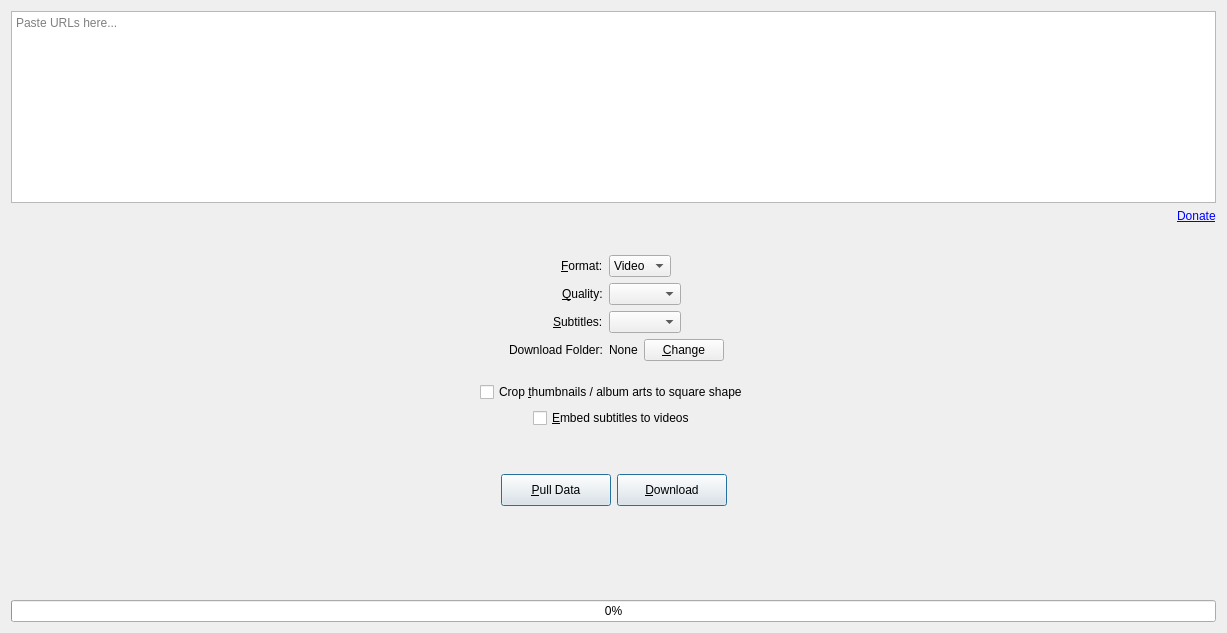
Before: the Qt Designer form src/designer/tab.ui in markop404/media-downloader, drawn with Qt 5.
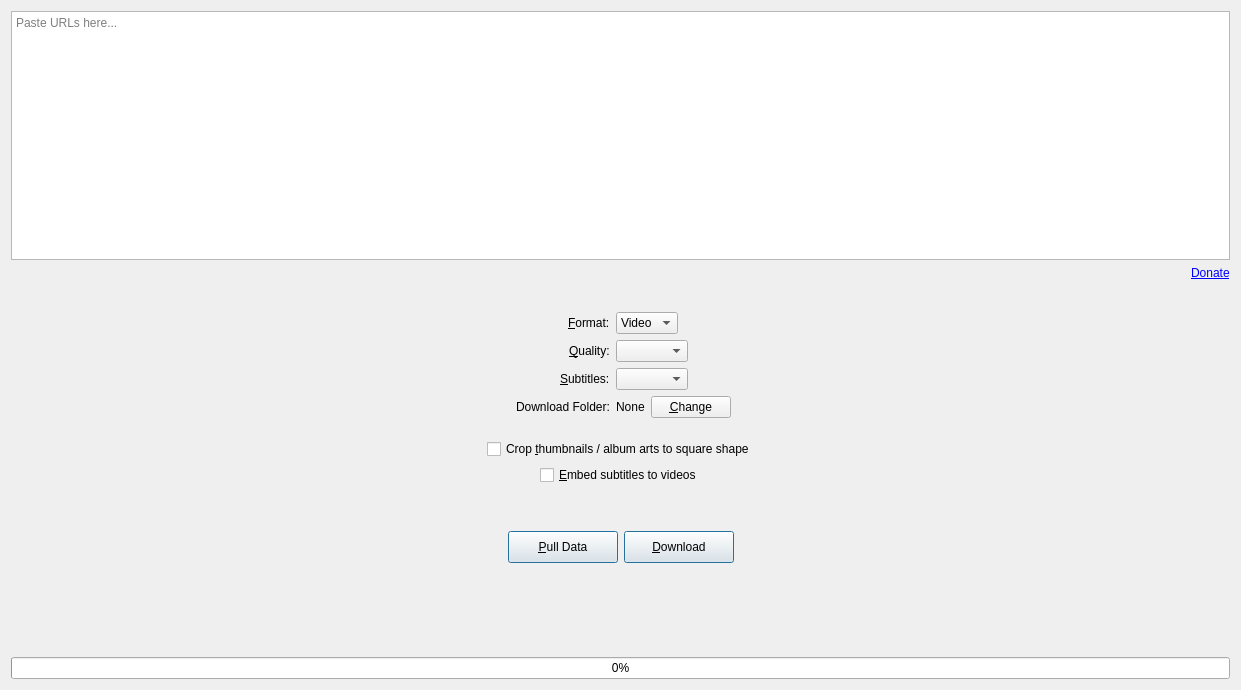
After: the same form once the commit is applied. Icons and pictures are not drawn.

Patch:
```diff
--- a/src/designer/tab.ui
+++ b/src/designer/tab.ui
@@ -2,6 +2,14 @@
 <ui version="4.0">
  <class>Tab</class>
  <widget class="QWidget" name="Tab">
+  <property name="geometry">
+   <rect>
+    <x>0</x>
+    <y>0</y>
+    <width>1241</width>
+    <height>690</height>
+   </rect>
+  </property>
   <layout class="QVBoxLayout" name="verticalLayout">
    <item>
     <widget class="QPlainTextEdit" name="plainTextEdit">
```
